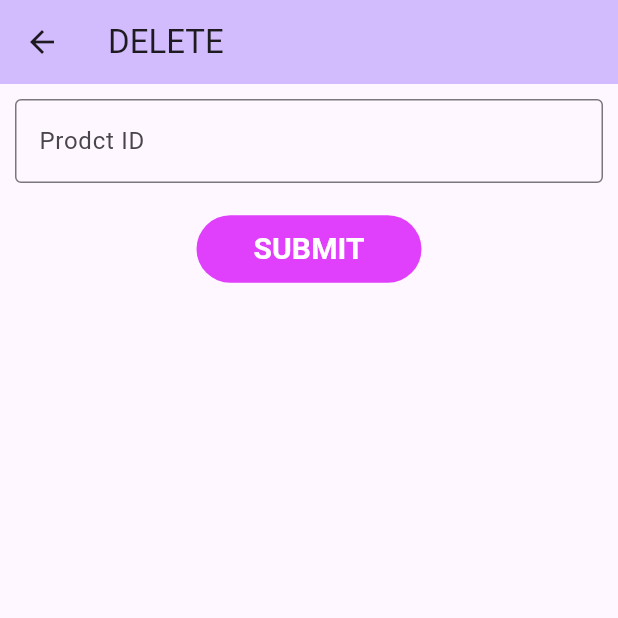
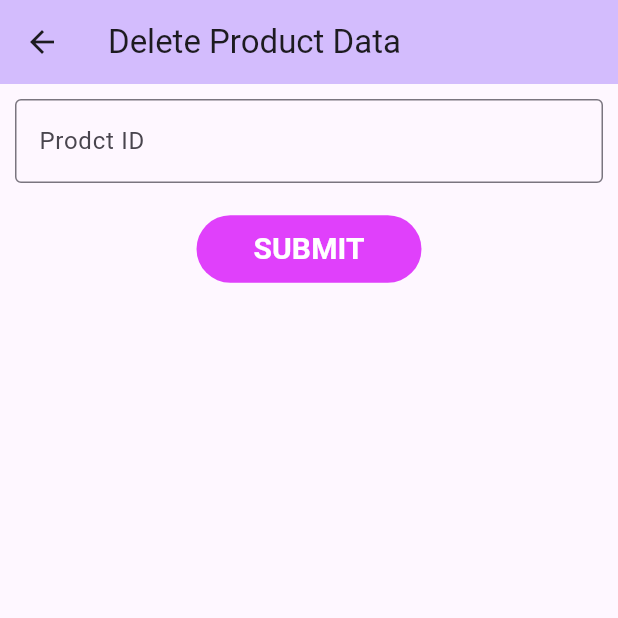
Before and after one commit to Muhammed-IrfanAC/Dart-rest-api-app, a Flutter app: the screen it shows after launch, after a tap on "DELETE", on a phone screen of 412 x 824 dp, the top half of it. Run offline on Flutter 3.47's test engine with Material 3 defaults, Android fonts, the phone set to English and light mode, and no system bars; our stand-ins replace animated_splash_screen; network calls fail.

Commit message:
README.md updated

```diff
--- a/lib/screens/delete_screen.dart
+++ b/lib/screens/delete_screen.dart
@@ -11,7 +11,7 @@ class DeletePage extends StatelessWidget {
     return Scaffold(
       appBar: AppBar(
         backgroundColor: Theme.of(context).colorScheme.inversePrimary,
-        title: const Text('DELETE'),
+        title: const Text('Delete Product Data'),
       ),
       body: Container(
         margin: const EdgeInsets.all(10),
@@ -19,7 +19,7 @@ class DeletePage extends StatelessWidget {
           children: [
             TextField(
               controller: idController,
-              decoration: InputDecoration(
+              decoration: const InputDecoration(
                   border: OutlineInputBorder(), labelText: 'Prodct ID'),
             ),
             const SizedBox(height: 20),
--- a/lib/screens/get_screen.dart
+++ b/lib/screens/get_screen.dart
@@ -31,7 +31,7 @@ class _GetPageState extends State<GetPage> {
                 .of(context)
                 .colorScheme
                 .inversePrimary,
-            title: const Text("GET")),
+            title: const Text("Product Data")),
         body: FutureBuilder<List<ProductModel>>(
             future: productData,
             builder: (context, snapshot) {
--- a/lib/screens/post_screen.dart
+++ b/lib/screens/post_screen.dart
@@ -31,7 +31,7 @@ class _PostPageState extends State<PostPage> {
             .of(context)
             .colorScheme
             .inversePrimary,
-        title: const Text("POST"),
+        title: const Text("Create product data"),
       ),
       body: SingleChildScrollView(
         child: Container(
--- a/lib/screens/put_screen.dart
+++ b/lib/screens/put_screen.dart
@@ -25,7 +25,7 @@ class _PutPageState extends State<PutPage> {
     return Scaffold(
       appBar: AppBar(
         backgroundColor: Theme.of(context).colorScheme.inversePrimary,
-        title: const Text("PUT"),
+        title: const Text("Update Product Data"),
       ),
       body: SingleChildScrollView(
         child: Container(
```
Also changed, not shown: 1 other file.
